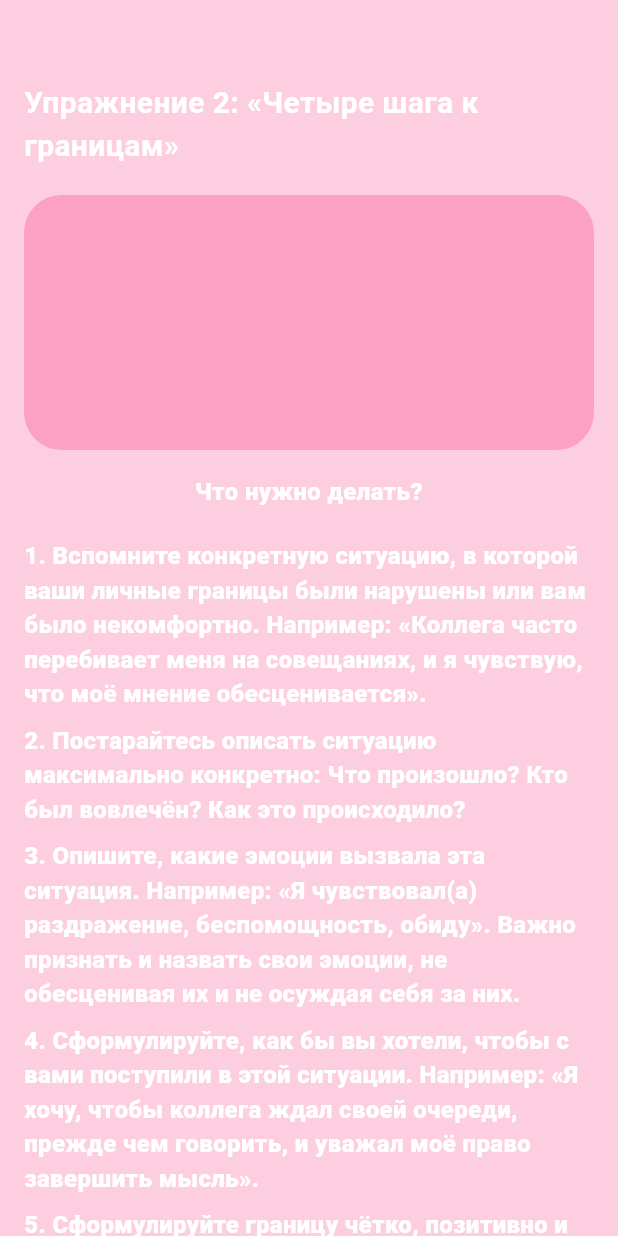
After one commit to horekDEV/self_love, a Flutter app: the TaskScreenPersonal2 screen opened by its route, on a phone screen of 412 x 824 dp. The commit adds this screen. Run offline on Flutter 3.47's test engine with Material 3 defaults, Android fonts, the phone set to English and light mode, and no system bars; our stand-ins replace carousel_slider, fl_chart, flutter_svg, fluttertoast; missing offline and left inert: re_svg; project files that could hold a hidden picture were left out; key blocks and very long unbroken strings in the code were emptied for the run.

Commit message:
add new task screens

```diff
--- a/lib/features/myApp.dart
+++ b/lib/features/myApp.dart
@@ -9,6 +9,9 @@ import 'package:self_love/pages/task_activity/acceptance/task_screen_acceptance_
 import 'package:self_love/pages/task_activity/acceptance/task_screen_acceptance_3.dart';
 import 'package:self_love/pages/task_activity/task_page.dart';
 import 'package:self_love/pages/task_activity/test_page.dart';
+import 'package:self_love/pages/task_activity/personal_boundaries/task_screen_personal_1.dart';
+import 'package:self_love/pages/task_activity/personal_boundaries/task_screen_personal_2.dart';
+import 'package:self_love/pages/task_activity/personal_boundaries/task_screen_personal_3.dart';
 
 import '../pages/home_page.dart';
 import '../pages/registration/login_page.dart';
@@ -36,6 +39,9 @@ class MyApp extends StatelessWidget {
         '/task_acceptance_1': (BuildContext context) => const TaskScreenAcceptance1(),
         '/task_acceptance_2': (BuildContext context) => const TaskScreenAcceptance2(),
         '/task_acceptance_3': (BuildContext context) => const TaskScreenAcceptance3(),
+        '/task_personal_1': (BuildContext context) => const TaskScreenPersonal1(),
+        '/task_personal_2': (BuildContext context) => const TaskScreenPersonal2(),
+        '/task_personal_3': (BuildContext context) => const TaskScreenPersonal3(),
       },
     );
   }
--- /dev/null
+++ b/lib/pages/task_activity/personal_boundaries/task_screen_personal_2.dart
@@ -0,0 +1,168 @@
+import 'package:flutter/material.dart';
+
+class TaskScreenPersonal2 extends StatefulWidget {
+  const TaskScreenPersonal2({super.key});
+
+  @override
+  State<TaskScreenPersonal2> createState() => _TaskScreenPersonal2State();
+}
+
+class _TaskScreenPersonal2State extends State<TaskScreenPersonal2> {
+  bool isChecked = false;
+
+  @override
+  Widget build(BuildContext context) {
+    return Scaffold(
+      backgroundColor: const Color(0xFFFDCEDF),
+      body: SingleChildScrollView(
+        child: Padding(
+          padding: const EdgeInsets.symmetric(horizontal: 16.0, vertical: 24.0),
+          child: Column(
+            crossAxisAlignment: CrossAxisAlignment.start,
+            children: [
+              const SizedBox(height: 30.0),
+              const Text(
+                "Упражнение 2: «Четыре шага к границам»",
+                style: TextStyle(
+                  color: Colors.white,
+                  fontSize: 20,
+                  fontWeight: FontWeight.bold,
+                ),
+              ),
+              const SizedBox(height: 18.0),
+              Container(
+                width: double.infinity,
+                height: 170,
+                decoration: const BoxDecoration(
+                  color: Color(0xFFFDA1C3),
+                  borderRadius: BorderRadius.all(Radius.circular(25)),
+                ),
+              ),
+              const SizedBox(height: 16.0),
+              const Center( // Центрируем текст
+                child: Text(
+                  "Что нужно делать?",
+                  textAlign: TextAlign.center,
+                  style: TextStyle(
+                    color: Colors.white,
+                    fontSize: 16,
+                    fontWeight: FontWeight.w800,
+                  ),
+                ),
+              ),
+              const SizedBox(height: 20.0),
+              const Text(
+                "1. Вспомните конкретную ситуацию, в которой ваши личные границы были нарушены или вам было некомфортно. Например: «Коллега часто перебивает меня на совещаниях, и я чувствую, что моё мнение обесценивается».",
+                style: TextStyle(
+                  color: Colors.white,
+                  fontSize: 16,
+                  fontWeight: FontWeight.w800,
+                ),
+              ),
+              const SizedBox(height: 8.0),
+              const Text(
+                "2. Постарайтесь описать ситуацию максимально конкретно: Что произошло? Кто был вовлечён? Как это происходило?",
+                style: TextStyle(
+                  color: Colors.white,
+                  fontSize: 16,
+                  fontWeight: FontWeight.w800,
+                ),
+              ),
+              const SizedBox(height: 8.0),
+              const Text(
+                "3. Опишите, какие эмоции вызвала эта ситуация. Например: «Я чувствовал(а) раздражение, беспомощность, обиду». Важно признать и назвать свои эмоции, не обесценивая их и не осуждая себя за них.",
+                style: TextStyle(
+                  color: Colors.white,
+                  fontSize: 16,
+                  fontWeight: FontWeight.w800,
+                ),
+              ),
+              const SizedBox(height: 8.0),
+              const Text(
+                "4. Сформулируйте, как бы вы хотели, чтобы с вами поступили в этой ситуации. Например: «Я хочу, чтобы коллега ждал своей очереди, прежде чем говорить, и уважал моё право завершить мысль».",
+                style: TextStyle(
+                  color: Colors.white,
+                  fontSize: 16,
+                  fontWeight: FontWeight.w800,
+                ),
+              ),
+              const SizedBox(height: 8.0),
+              const Text(
+                "5. Сформулируйте границу чётко, позитивно и без агрессии. Формула: «Когда происходит ___, я чувствую ___, поэтому я прошу ___». Например: «Когда меня перебивают, я чувствую раздражение и обиду, поэтому я прошу не перебивать меня, пока я говорю».",
+                style: TextStyle(
+                  color: Colors.white,
+                  fontSize: 16,
+                  fontWeight: FontWeight.w800,
+                ),
+              ),
+              const SizedBox(height: 8.0),
+              const Text(
+                "6. Встаньте перед зеркалом или запишите на диктофон, как вы озвучиваете свои границы. Скажите это уверенно, но спокойно, с уважением к себе и собеседнику. Например: «Мне важно, чтобы меня слушали, когда я говорю. Пожалуйста, дождитесь, пока я закончу мысль».",
+                style: TextStyle(
+                  color: Colors.white,
+                  fontSize: 16,
+                  fontWeight: FontWeight.w800,
+                ),
+              ),
+              const SizedBox(height: 8.0),
+              const Text(
+                "7. Повторите несколько раз, пока не почувствуете уверенность.",
+                style: TextStyle(
+                  color: Colors.white,
+                  fontSize: 16,
+                  fontWeight: FontWeight.w800,
+                ),
+              ),
+              const SizedBox(height: 24.0),
+              Row(
+                crossAxisAlignment: CrossAxisAlignment.start,
+                children: [
+                  Checkbox(
+                    value: isChecked,
+                    activeColor: const Color(0xFFFDA1C3),
+                    onChanged: (newChecked) {
+                      setState(() {
+                        isChecked = newChecked!;
+                      });
+                    },
+                  ),
+                  const Expanded(
+                    child: Text(
+                      "Нажимая на кнопку вы подтверждаете\nчто выполнили упражнение блока!",
+                      style: TextStyle(
+                        color: Colors.white,
+                        fontSize: 14,
+                        fontWeight: FontWeight.normal,
+                      ),
+                    ),
+                  ),
+                ],
+              ),
+              const SizedBox(height: 20.0),
+              Center(
+                child: Container(
+                  height: 55,
+                  width: 220,
+                  decoration: BoxDecoration(
+                    color: const Color(0xFFF2BED1),
+                    borderRadius: BorderRadius.circular(20),
+                  ),
+                  child: const Center(
+                    child: Text(
+                      "Готово",
+                      style: TextStyle(
+                        color: Colors.white,
+                        fontSize: 16,
+                        fontWeight: FontWeight.bold,
+                      ),
+                    ),
+                  ),
+                ),
+              ),
+            ],
+          ),
+        ),
+      ),
+    );
+  }
+}
```
Also changed, not shown: lib/pages/task_activity/personal_boundaries/task_screen_personal_1.dart (added, +132 -0 lines), lib/pages/task_activity/personal_boundaries/task_screen_personal_3.dart (added, +132 -0 lines), 1 other file.
